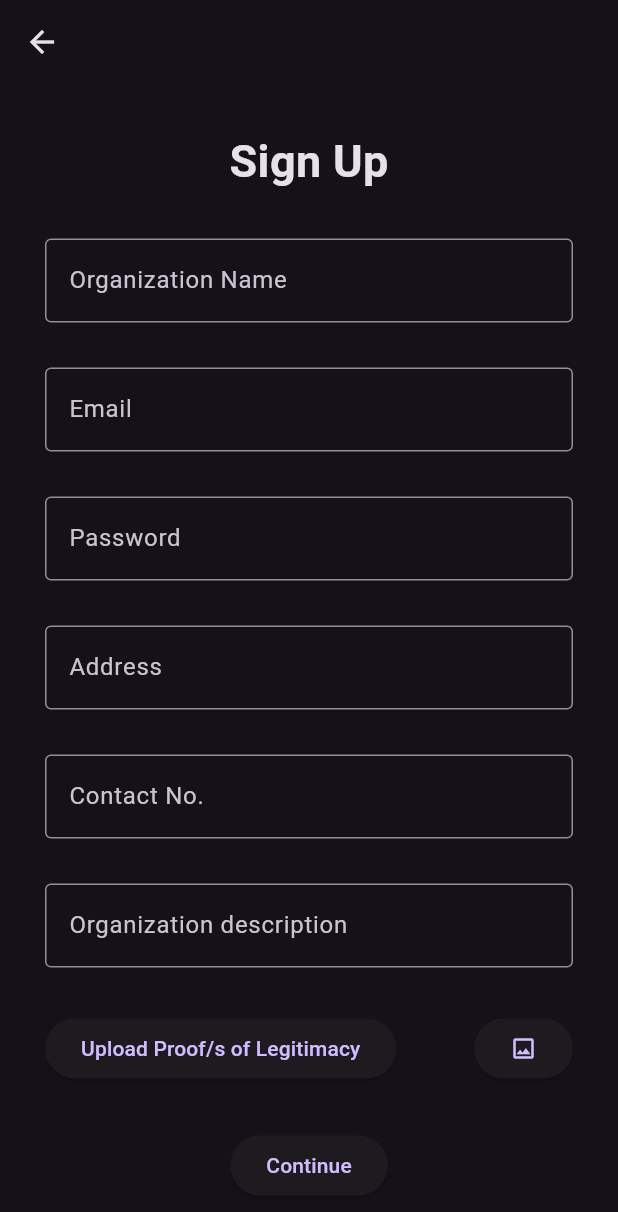
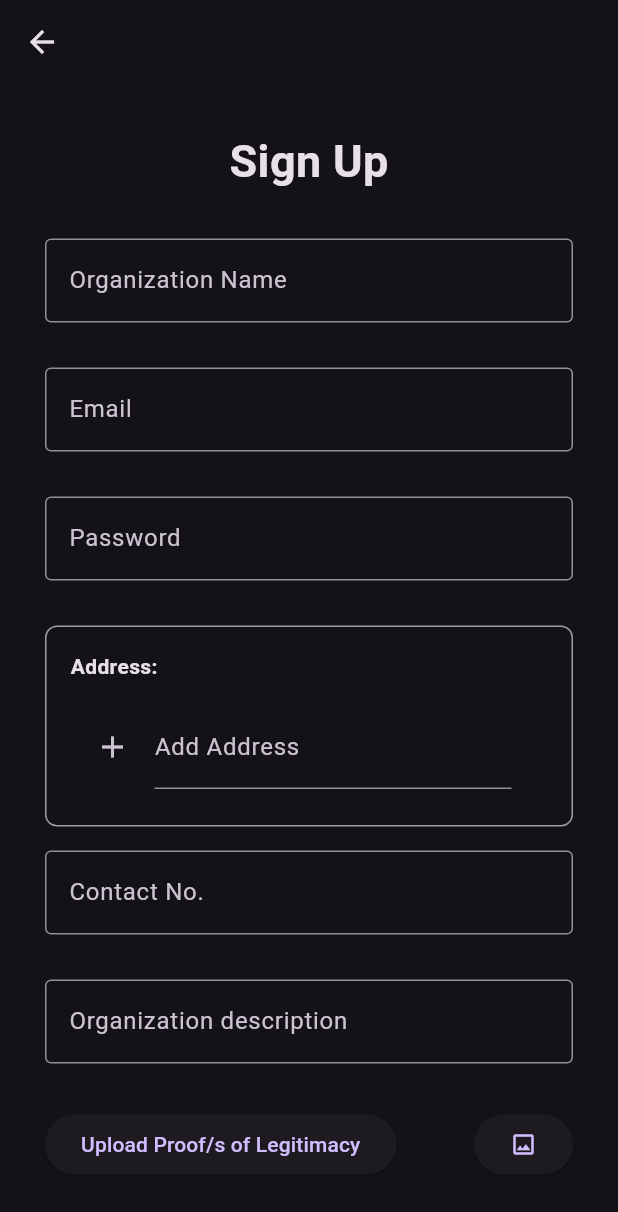
Before and after one commit to CMSC23-AY2023-2024-2ndSem/group3-project, a Flutter app: the SignUpOrgPage screen opened directly, on a phone screen of 412 x 824 dp. Shown: the top 1212 px of the screen. Run offline on Flutter 3.47's test engine with Material 3 defaults, Android fonts, the phone set to English and light mode, and no system bars; our stand-ins replace cloud_firestore, firebase_auth, firebase_core, firebase_storage, image_picker, qr_flutter; accounts and stored records are empty; generated files the repository leaves out were written again.

Commit message:
chore: update user address to save multiple addresses. Field is now a list of string.

```diff
--- a/lib/models/user_model.dart
+++ b/lib/models/user_model.dart
@@ -4,7 +4,7 @@ class User {
   final String type;
   final String username;
   final String? name;
-  final String? address;
+  final List<String>? address;
   final String? contactNumber;
   final bool? status;
   final List<String> donations;
@@ -30,7 +30,7 @@ class User {
       type: json['type'],
       name: json['name'],
       username: json['username'],
-      address: json['address'],
+      address: List<String>.from(json['address']),
       contactNumber: json['contactNumber'],
       status: json['status'],
       donations: List<String>.from(json['donations']),
@@ -64,7 +64,7 @@ class User {
       type: doc['type'],
       username: doc['username'],
       name: doc['name'],
-      address: doc['address'],
+      address: List<String>.from(doc['address']),
       contactNumber: doc['contactNumber'],
       status: doc['status'],
       donations: List<String>.from(doc['donations']),
--- a/lib/pages/admin_donor_details_page.dart
+++ b/lib/pages/admin_donor_details_page.dart
@@ -43,7 +43,7 @@ class AdminDonorDetailsPageState extends State<AdminDonorDetailsPage> {
                 const SizedBox(height: 20),
                 infoItem("Username", widget.donor.username),
                 infoItem("Name", widget.donor.name!),
-                infoItem("Address", widget.donor.address!),
+                infoItem("Address", widget.donor.address![0]),
                 infoItem("Contact", widget.donor.contactNumber!),
                 infoItem("Number of Donations",
                     widget.donor.donations.length.toString()),
--- a/lib/pages/donor_details_page.dart
+++ b/lib/pages/donor_details_page.dart
@@ -49,7 +49,7 @@ class DonorDetailsPageState extends State<DonorDetailsPage> {
                 infoItem("Account Type", "Donor"),
                 infoItem("Username", donor.username),
                 infoItem("Name", donor.name!),
-                infoItem("Address", donor.address!),
+                infoItem("Address", donor.address![0]),
                 infoItem("Contact", donor.contactNumber!),
                 infoItem("Number of Donations", donor.donations.length.toString()),
               ],
--- a/lib/pages/signup_page.dart
+++ b/lib/pages/signup_page.dart
@@ -19,7 +19,7 @@ class _SignUpState extends State<SignUpPage> {
   String? lastName;
   String? email;
   String? password;
-  String? address;
+  List<String> addresses=[];
   String? contactNumber;
 
   @override
@@ -145,7 +145,7 @@ class _SignUpState extends State<SignUpPage> {
             label: Text("Address"),
             hintText: "Enter your address",
           ),
-          onSaved: (value) => setState(() => address = value),
+          onSaved: (value) => setState(() => addresses.add(value!)),
           validator: (value) {
             if (value == null || value.isEmpty) {
               return "Please enter your address";
@@ -208,7 +208,7 @@ class _SignUpState extends State<SignUpPage> {
                       type: "donor",
                       username: email!,
                       name: "$firstName $lastName",
-                      address: address!,
+                      address: addresses,
                       contactNumber: contactNumber!,
                       status: true,
                       donations: [],
--- a/lib/pages/signuporg_page.dart
+++ b/lib/pages/signuporg_page.dart
@@ -6,6 +6,7 @@ import 'package:provider/provider.dart';
 import 'package:week9_authentication/models/user_model.dart';
 import 'package:week9_authentication/pages/signin_page.dart';
 import 'package:week9_authentication/providers/user_provider.dart';
+import 'package:week9_authentication/widgets/address_input.dart';
 import '../providers/auth_provider.dart';
 import 'package:firebase_storage/firebase_storage.dart' as firebase_storage;
 
@@ -21,7 +22,7 @@ class _SignUpOrgState extends State<SignUpOrgPage> {
   String? name;
   String? email;
   String? password;
-  String? address;
+  List<String> addresses = [];
   String? contactNumber;
   String? description;
   List<XFile> imageFile = [];
@@ -170,23 +171,12 @@ class _SignUpOrgState extends State<SignUpOrgPage> {
         ),
       );
 
-  Widget get addressField => Padding(
-        padding: const EdgeInsets.only(bottom: 30),
-        child: TextFormField(
-          decoration: const InputDecoration(
-            border: OutlineInputBorder(),
-            label: Text("Address"),
-            hintText: "Enter your address",
-          ),
-          onSaved: (value) => setState(() => address = value),
-          validator: (value) {
-            if (value == null || value.isEmpty) {
-              return "Please enter your address";
-            }
-
-            return null;
-          },
-        ),
+  Widget get addressField => MultipleAddressInput(
+        onChanged: (List<String> addresses) {
+          setState(() {
+            this.addresses = addresses;
+          });
+        },
       );
 
   Widget get contactNumberField => Padding(
@@ -376,7 +366,7 @@ class _SignUpOrgState extends State<SignUpOrgPage> {
                 type: "organization",
                 username: email!,
                 name: name,
-                address: address!,
+                address: addresses,
                 contactNumber: contactNumber!,
                 status: false,
                 donations: [],
```
